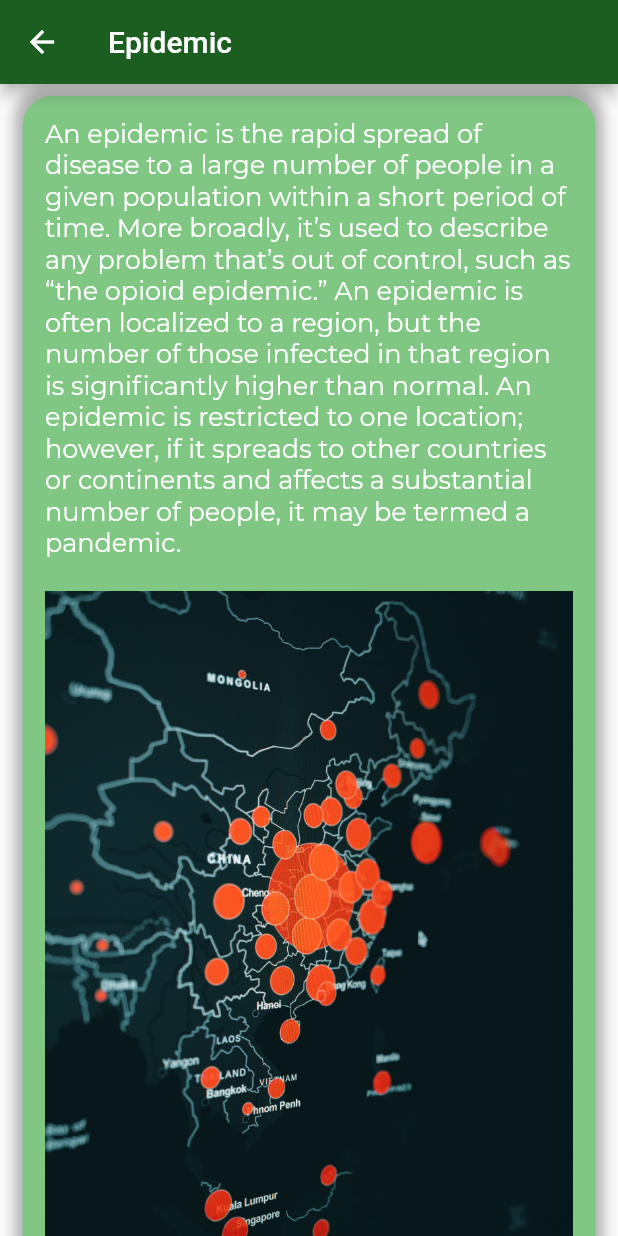
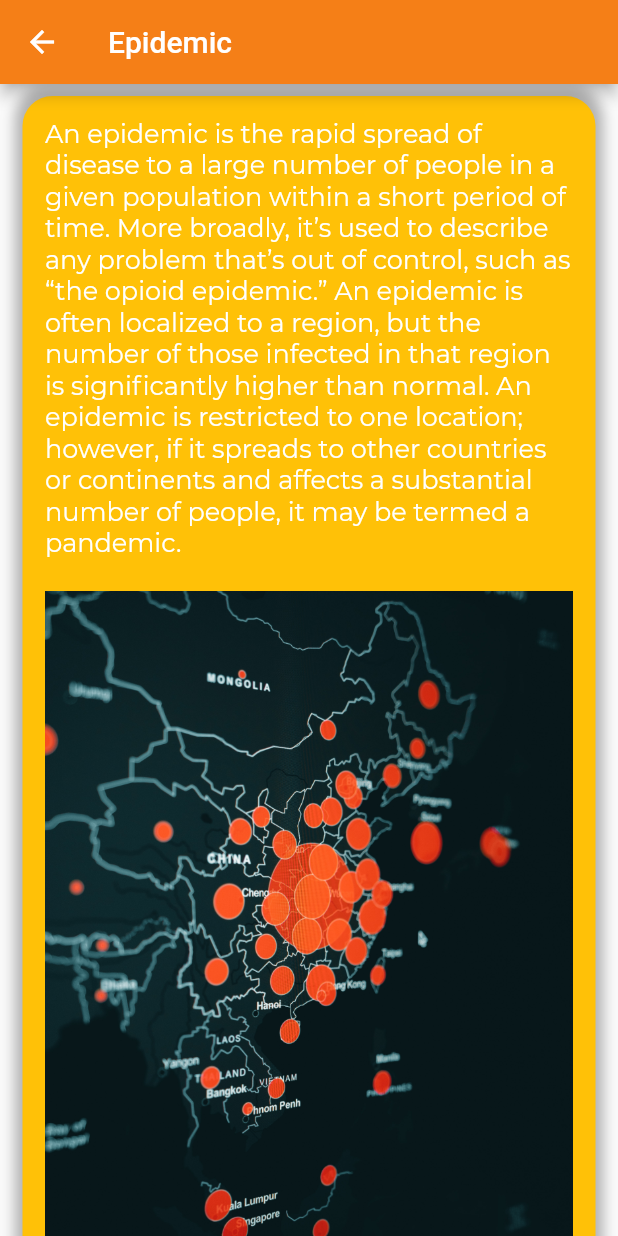
Before and after one commit to AdamHarith2510/flutter_app123, a Flutter app: the Epidemic screen opened directly, on a phone screen of 412 x 824 dp. Run offline on Flutter 3.47's test engine with Material 2 defaults, Android fonts, the phone set to English and light mode, and no system bars; our stand-ins replace page_transition, webview_flutter; missing offline and left inert: qr_code_scanner; network calls fail; statements that could not run were skipped; project files that could hold a hidden picture were left out.

Commit message:
Add files via upload

```diff
--- a/lib/Outbreak Stages.dart
+++ b/lib/Outbreak Stages.dart
@@ -202,7 +202,7 @@ class Epidemic extends StatelessWidget {
     return Scaffold(
       appBar: AppBar(
         title: Text('Epidemic'),
-        backgroundColor: Colors.green[900],
+        backgroundColor: Colors.yellow[900],
       ),
       body: SingleChildScrollView(
         child: Column(
@@ -216,7 +216,7 @@ class Epidemic extends StatelessWidget {
                       blurRadius: 7,
                     )
                   ],
-                  color: Colors.green[300],
+                  color: Colors.amber,
                   borderRadius: BorderRadius.all(Radius.circular(20.0))
               ),
               padding: EdgeInsets.all(15.0),
```
